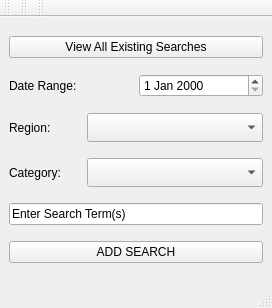
The window that gui_design/main_window.ui (AWGarvin/Cbot) describes before a commit, drawn with Qt 5.
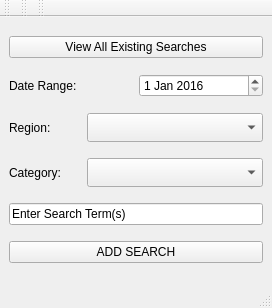
The same window after the commit.

```diff
--- a/gui_design/main_window.ui
+++ b/gui_design/main_window.ui
@@ -34,7 +34,15 @@
          </widget>
         </item>
         <item>
-         <widget class="QDateEdit" name="dateEdit"/>
+         <widget class="QDateEdit" name="dateEdit">
+          <property name="date">
+           <date>
+            <year>2016</year>
+            <month>1</month>
+            <day>1</day>
+           </date>
+          </property>
+         </widget>
         </item>
        </layout>
       </item>
```
